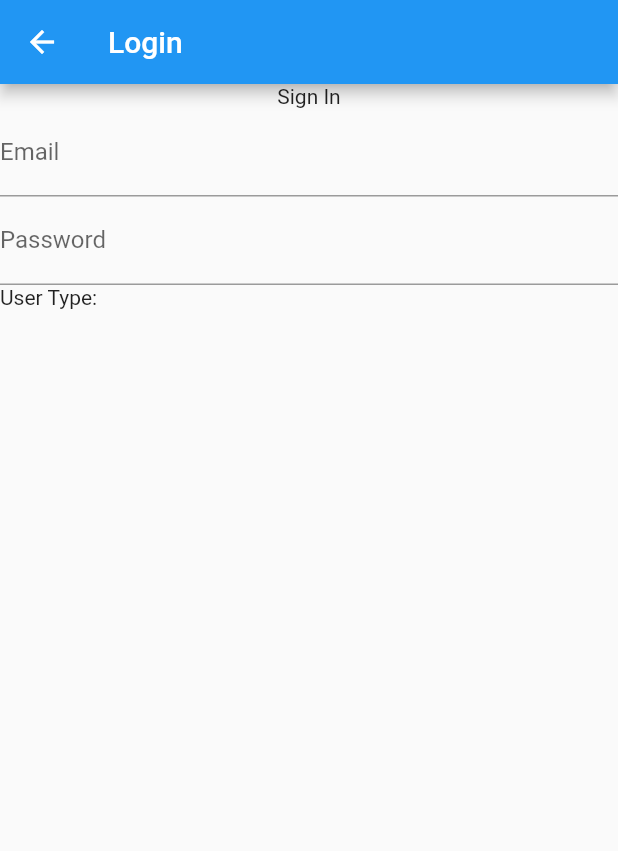
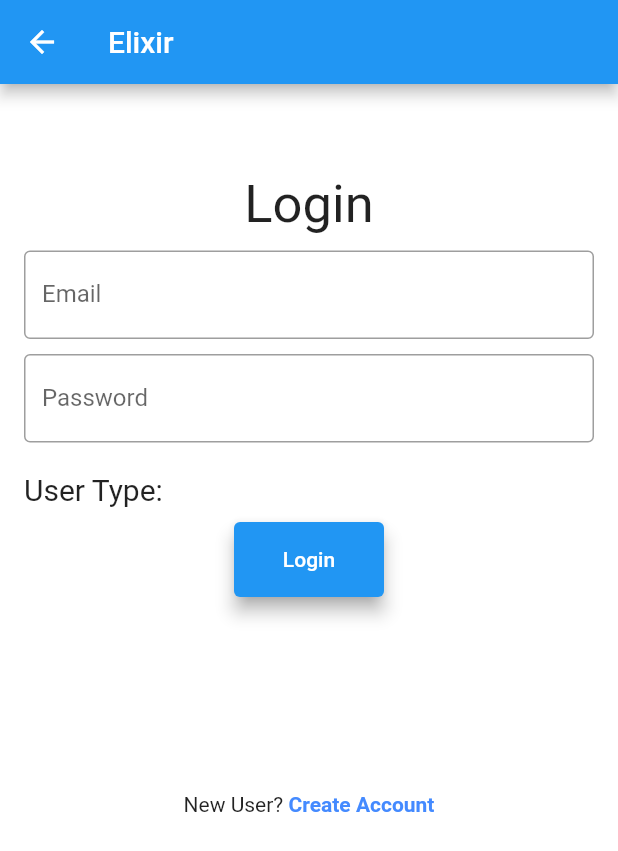
Before and after one commit to 007vedant/Flutter-Apps, a Flutter app: the screen it shows after launch, in the side drawer, after a tap on "Login", on a phone screen of 412 x 824 dp. Shown: the top 851 px of the screen. Run offline on Flutter 3.47's test engine with Material 2 defaults, Android fonts, the phone set to English and light mode, and no system bars.

Commit message:
added route to signup screen
updated textspan of create account with gesture recogniser. registers
tap and redirects to signup screen

```diff
--- a/elixir/lib/loginScreen.dart
+++ b/elixir/lib/loginScreen.dart
@@ -1,4 +1,6 @@
 import 'package:flutter/material.dart';
+import 'package:flutter/gestures.dart';
+import 'package:elixir/signupScreen.dart';
 
 class LoginScreen extends StatefulWidget {
   @override
@@ -12,33 +14,106 @@ class _LoginScreenState extends State<LoginScreen> {
 
   @override
   Widget build(BuildContext context) {
-    return new Scaffold(
-      appBar: new AppBar(
-        title: new Text('Login'),
+    return Scaffold(
+      backgroundColor: Colors.white,
+      appBar: AppBar(
+        title: Text("Elixir"),
       ),
-      body: new Container(
-          child: Column(
-        children: <Widget>[
-          Text('Sign In'),
-          new Form(
-            child: new Column(
-              children: <Widget>[
-                new TextFormField(
-                  decoration: new InputDecoration(labelText: 'Email'),
+      body: SingleChildScrollView(
+        child: Column(
+          children: <Widget>[
+            Padding(
+              padding: const EdgeInsets.only(top: 60.0),
+              child: Text(
+                'Login',
+                style: TextStyle(fontSize: 35),
+              ),
+            ),
+            SizedBox(
+              height: 10,
+            ),
+            Padding(
+              //padding: const EdgeInsets.only(left:16.0,right: 16.0,top:0,bottom: 0),
+              padding: EdgeInsets.symmetric(horizontal: 16),
+              child: TextField(
+                decoration: InputDecoration(
+                    border: OutlineInputBorder(),
+                    labelText: 'Email',
+                    hintText: 'Enter valid email id'),
+              ),
+            ),
+            Padding(
+              padding: const EdgeInsets.only(
+                  left: 16.0, right: 16.0, top: 10, bottom: 0),
+              //padding: EdgeInsets.symmetric(horizontal: 16),
+              child: TextField(
+                obscureText: true,
+                decoration: InputDecoration(
+                    border: OutlineInputBorder(),
+                    labelText: 'Password',
+                    hintText: 'Enter password'),
+              ),
+            ),
+            SizedBox(
+              height: 10,
+            ),
+            Padding(
+              padding: const EdgeInsets.only(
+                  left: 16.0, right: 16.0, top: 10, bottom: 0),
+              child: Row(
+                children: <Widget>[
+                  Text(
+                    'User Type:',
+                    style: TextStyle(fontSize: 20),
+                  ),
+                ],
+              ),
+            ),
+            SizedBox(
+              height: 10,
+            ),
+            Container(
+              height: 50,
+              width: 100,
+              child: ElevatedButton(
+                style: ElevatedButton.styleFrom(
+                  shadowColor: Colors.grey,
+                  elevation: 5,
                 ),
-                new TextFormField(
-                  decoration: new InputDecoration(labelText: 'Password'),
+                child: Text('Login'),
+                onPressed: () {
+                  print('pressed');
+                },
+              ),
+            ),
+            SizedBox(
+              height: 130,
+            ),
+            RichText(
+              textAlign: TextAlign.center,
+              text: TextSpan(children: <InlineSpan>[
+                TextSpan(
+                    text: 'New User? ',
+                    style: TextStyle(color: Colors.black87)),
+                TextSpan(
+                  recognizer: TapGestureRecognizer()
+                    ..onTap = () {
+                      Navigator.push(
+                        context,
+                        MaterialPageRoute(
+                          builder: (context) => SignupScreen(),
+                        ),
+                      );
+                    },
+                  text: 'Create Account',
+                  style: TextStyle(
+                      color: Colors.blueAccent, fontWeight: FontWeight.bold),
                 ),
-              ],
+              ]),
             ),
-          ),
-          Row(
-            children: <Widget>[
-              Text('User Type: '),
-            ],
-          )
-        ],
-      )),
+          ],
+        ),
+      ),
     );
   }
 }
```
